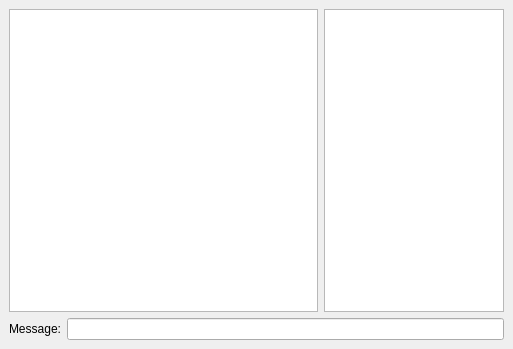
bogdyname/Freechat-Windows, file Freechat/freechat.ui: the form before one commit.
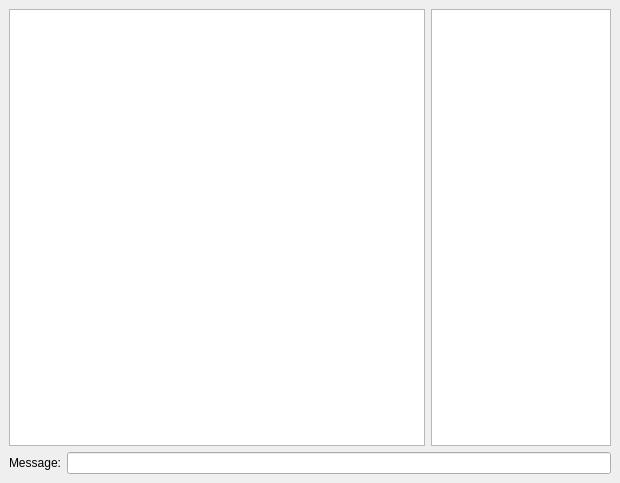
The form after the commit. Icons and pictures are not drawn.

Patch:
```diff
--- a/Freechat/freechat.ui
+++ b/Freechat/freechat.ui
@@ -6,8 +6,8 @@
    <rect>
     <x>0</x>
     <y>0</y>
-    <width>513</width>
-    <height>349</height>
+    <width>620</width>
+    <height>483</height>
    </rect>
   </property>
   <property name="windowTitle">
```
Left out of the diff: 8 changed lines with no effect on the pictures.
